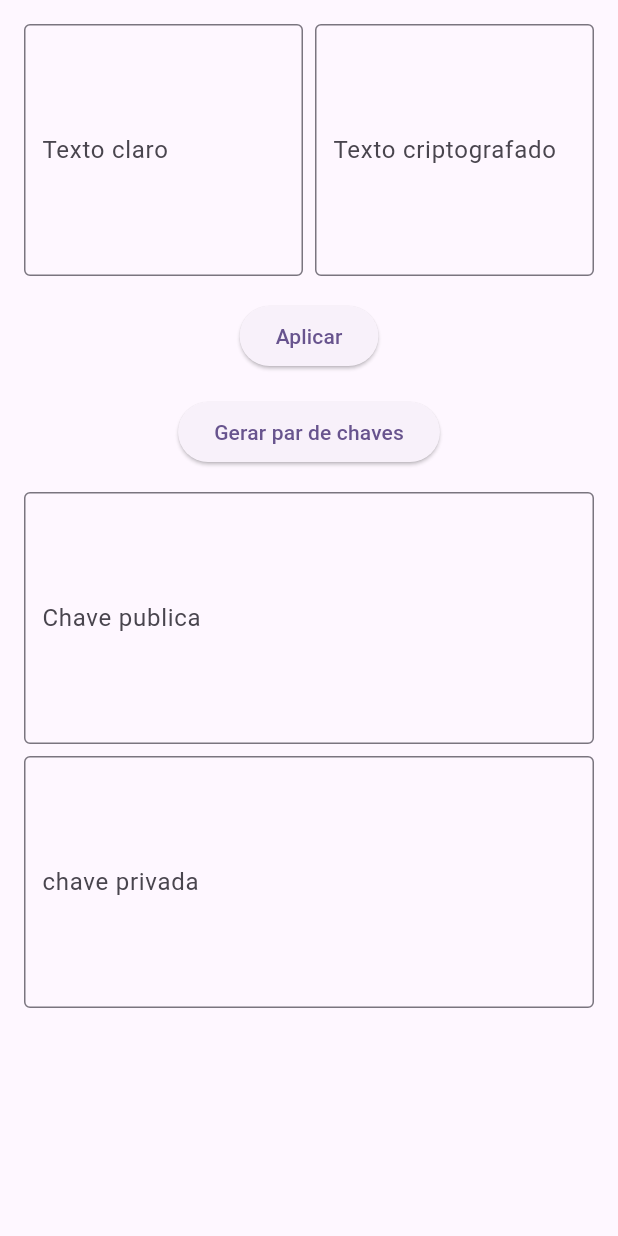
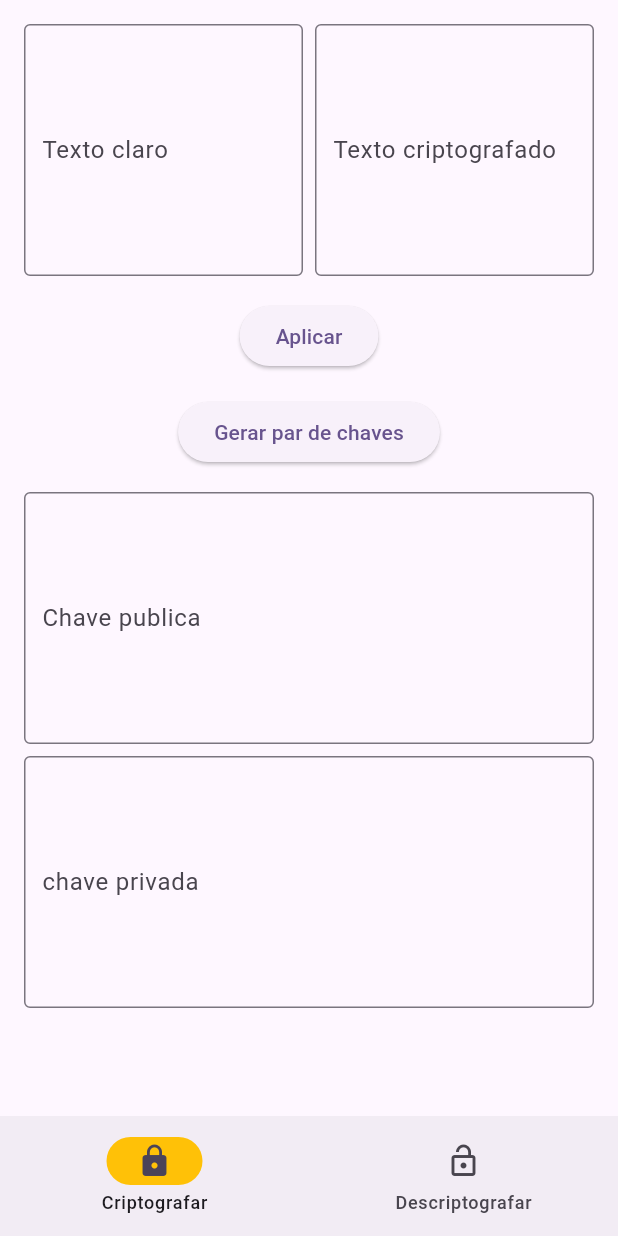
Before and after one commit to viniciusgiacomelli/cryptool, a Flutter app: the screen it shows after launch, on a phone screen of 412 x 824 dp. Run offline on Flutter 3.47's test engine with Material 3 defaults, Android fonts, the phone set to English and light mode, and no system bars; our stand-ins replace get_it; missing offline and left inert: fast_rsa.

Commit message:
feat: :sparkles: BottomNavigationBar Phone

```diff
--- a/lib/view/phone/phone_home_page.dart
+++ b/lib/view/phone/phone_home_page.dart
@@ -1,15 +1,46 @@
+import 'package:cryptool/view/phone/components/decrypt_phone_form.dart';
 import 'package:flutter/material.dart';
 
 import 'components/phone_form.dart';
 
-class PhoneHomePage extends StatelessWidget {
+class PhoneHomePage extends StatefulWidget {
   const PhoneHomePage({super.key});
+
+  @override
+  State<PhoneHomePage> createState() => _PhoneHomePageState();
+}
+
+class _PhoneHomePageState extends State<PhoneHomePage> {
+
+  int currentPageIndex = 0;
 
   @override
   Widget build(BuildContext context) {
     return Scaffold(
+      bottomNavigationBar: NavigationBar(
+        onDestinationSelected: (int index){
+          setState(() {
+            currentPageIndex = index;
+          });
+        },
+        indicatorColor: Colors.amber,
+        selectedIndex: currentPageIndex,
+        destinations: <Widget>[
+          NavigationDestination(
+              icon: Icon(Icons.lock,),
+              label: 'Criptografar'
+          ),
+          NavigationDestination(
+              icon: Icon(Icons.lock_open),
+              label: 'Descriptografar'
+          )
+        ],
+      ),
       body: SingleChildScrollView(
-        child: PhoneForm()
+          child: <Widget>[
+            PhoneForm(),
+            DecryptPhoneForm()
+      ][currentPageIndex]
       )
     );
   }
```
Also changed, not shown: lib/view/phone/components/decrypt_phone_form.dart (added, +99 -0 lines).
